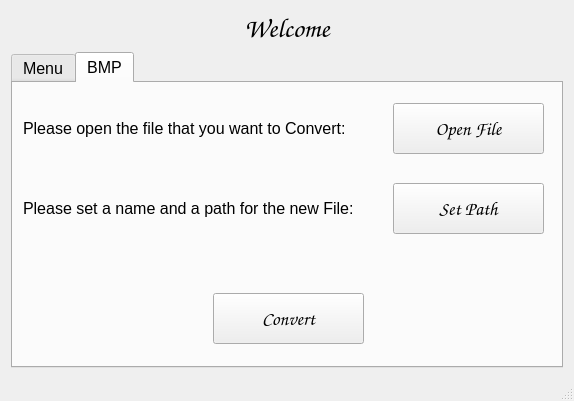
This is mainwindow.ui in ChristopherCousin/BmpManagerQt as Qt 5 draws it before an edit. The edited form follows.
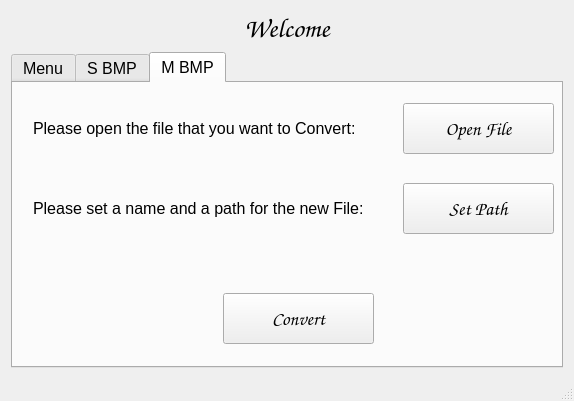
This is the edited form. Icons and pictures are not drawn.

```diff
--- a/mainwindow.ui
+++ b/mainwindow.ui
@@ -33,7 +33,7 @@
        </font>
       </property>
       <property name="currentIndex">
-       <number>1</number>
+       <number>2</number>
       </property>
       <property name="iconSize">
        <size>
@@ -81,7 +81,7 @@
          <normaloff>:/new/prefix1/Resources/Shades02-1024x570@3x.jpg</normaloff>:/new/prefix1/Resources/Shades02-1024x570@3x.jpg</iconset>
        </attribute>
        <attribute name="title">
-        <string>BMP</string>
+        <string>S BMP</string>
        </attribute>
        <widget class="QPushButton" name="pushButton">
         <property name="geometry">
@@ -197,6 +197,128 @@
         </property>
        </widget>
       </widget>
+      <widget class="QWidget" name="tab_3">
+       <attribute name="icon">
+        <iconset resource="resources.qrc">
+         <normaloff>:/new/prefix1/Resources/multithread.png</normaloff>:/new/prefix1/Resources/multithread.png</iconset>
+       </attribute>
+       <attribute name="title">
+        <string>M BMP</string>
+       </attribute>
+       <widget class="QPushButton" name="pushButton_4">
+        <property name="geometry">
+         <rect>
+          <x>210</x>
+          <y>210</y>
+          <width>151</width>
+          <height>51</height>
+         </rect>
+        </property>
+        <property name="font">
+         <font>
+          <family>Comic Sans MS</family>
+          <pointsize>14</pointsize>
+         </font>
+        </property>
+        <property name="text">
+         <string>Convert</string>
+        </property>
+        <property name="icon">
+         <iconset resource="resources.qrc">
+          <normaloff>:/new/prefix1/Resources/greyBMP.png</normaloff>:/new/prefix1/Resources/greyBMP.png</iconset>
+        </property>
+        <property name="iconSize">
+         <size>
+          <width>48</width>
+          <height>48</height>
+         </size>
+        </property>
+       </widget>
+       <widget class="QLabel" name="label_5">
+        <property name="geometry">
+         <rect>
+          <x>20</x>
+          <y>30</y>
+          <width>361</width>
+          <height>31</height>
+         </rect>
+        </property>
+        <property name="text">
+         <string>Please open the file that you want to Convert:</string>
+        </property>
+       </widget>
+       <widget class="QPushButton" name="pushButton_5">
+        <property name="geometry">
+         <rect>
+          <x>390</x>
+          <y>100</y>
+          <width>151</width>
+          <height>51</height>
+         </rect>
+        </property>
+        <property name="font">
+         <font>
+          <family>Comic Sans MS</family>
+          <pointsize>14</pointsize>
+         </font>
+        </property>
+        <property name="text">
+         <string>Set Path</string>
+        </property>
+        <property name="icon">
+         <iconset resource="resources.qrc">
+          <normaloff>:/new/prefix1/Resources/iconfinder_Open_1493293 (1).png</normaloff>:/new/prefix1/Resources/iconfinder_Open_1493293 (1).png</iconset>
+        </property>
+        <property name="iconSize">
+         <size>
+          <width>48</width>
+          <height>48</height>
+         </size>
+        </property>
+       </widget>
+       <widget class="QLabel" name="label_6">
+        <property name="geometry">
+         <rect>
+          <x>20</x>
+          <y>110</y>
+          <width>371</width>
+          <height>31</height>
+         </rect>
+        </property>
+        <property name="text">
+         <string>Please set a name and a path for the new File:</string>
+        </property>
+       </widget>
+       <widget class="QPushButton" name="pushButton_6">
+        <property name="geometry">
+         <rect>
+          <x>390</x>
+          <y>20</y>
+          <width>151</width>
+          <height>51</height>
+         </rect>
+        </property>
+        <property name="font">
+         <font>
+          <family>Comic Sans MS</family>
+          <pointsize>14</pointsize>
+         </font>
+        </property>
+        <property name="text">
+         <string>Open File</string>
+        </property>
+        <property name="icon">
+         <iconset resource="resources.qrc">
+          <normaloff>:/new/prefix1/Resources/iconfinder_Close_1493281.png</normaloff>:/new/prefix1/Resources/iconfinder_Close_1493281.png</iconset>
+        </property>
+        <property name="iconSize">
+         <size>
+          <width>48</width>
+          <height>48</height>
+         </size>
+        </property>
+       </widget>
+      </widget>
      </widget>
     </item>
     <item row="0" column="0" colspan="2">
```
Left out of the diff: 48 changed lines with no effect on the pictures.
